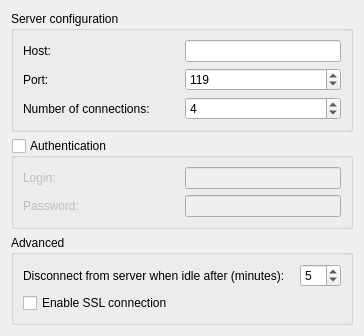
Before: the Qt Designer form src/preferences/preferencesserver.ui in KDE/kwooty, drawn with Qt 5.
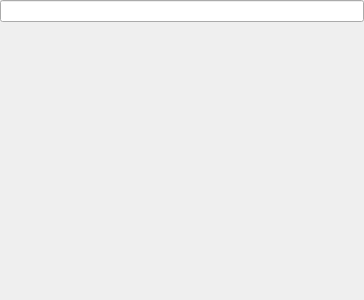
After: the same form once the commit is applied.

Commit message: multi-server implementation (WIP)

What changed in the file:
```diff
--- a/src/preferences/preferencesserver.ui
+++ b/src/preferences/preferencesserver.ui
@@ -7,204 +7,19 @@
     <x>0</x>
     <y>0</y>
     <width>364</width>
-    <height>330</height>
+    <height>300</height>
    </rect>
   </property>
   <layout class="QVBoxLayout" name="verticalLayout">
+   <property name="margin">
+    <number>0</number>
+   </property>
    <item>
-    <widget class="QGroupBox" name="groupBoxConfig">
-     <property name="title">
-      <string>Server configuration</string>
-     </property>
-     <layout class="QGridLayout" name="gridLayoutPreferences">
-      <item row="0" column="0">
-       <widget class="QLabel" name="labelHost">
-        <property name="text">
-         <string>Host:</string>
-        </property>
-       </widget>
-      </item>
-      <item row="0" column="1">
-       <widget class="QLineEdit" name="kcfg_hostName">
-        <property name="sizePolicy">
-         <sizepolicy hsizetype="Minimum" vsizetype="Fixed">
-          <horstretch>0</horstretch>
-          <verstretch>0</verstretch>
-         </sizepolicy>
-        </property>
-        <property name="toolTip">
-         <string>Set host address</string>
-        </property>
-       </widget>
-      </item>
-      <item row="1" column="0">
-       <widget class="QLabel" name="labelPort">
-        <property name="text">
-         <string>Port:</string>
-        </property>
-       </widget>
-      </item>
-      <item row="1" column="1">
-       <widget class="QSpinBox" name="kcfg_port">
-        <property name="toolTip">
-         <string>Set connection port</string>
-        </property>
-        <property name="minimum">
-         <number>1</number>
-        </property>
-        <property name="maximum">
-         <number>65535</number>
-        </property>
-        <property name="value">
-         <number>119</number>
-        </property>
-       </widget>
-      </item>
-      <item row="2" column="0">
-       <widget class="QLabel" name="labelConnections">
-        <property name="text">
-         <string>Number of connections:</string>
-        </property>
-       </widget>
-      </item>
-      <item row="2" column="1">
-       <widget class="QSpinBox" name="kcfg_connectionNumber">
-        <property name="toolTip">
-         <string>Set the number of simultaneous connections to the nntp server</string>
-        </property>
-        <property name="minimum">
-         <number>1</number>
-        </property>
-        <property name="maximum">
-         <number>100</number>
-        </property>
-        <property name="value">
-         <number>4</number>
-        </property>
-       </widget>
-      </item>
-     </layout>
-    </widget>
-   </item>
-   <item>
-    <widget class="QGroupBox" name="kcfg_groupBoxAuthentication">
-     <property name="toolTip">
-      <string>Set login and password if authentication is required by host</string>
-     </property>
-     <property name="title">
-      <string>Authentication</string>
-     </property>
-     <property name="checkable">
-      <bool>true</bool>
-     </property>
-     <property name="checked">
-      <bool>false</bool>
-     </property>
-     <layout class="QGridLayout" name="gridLayout_1">
-      <item row="0" column="0">
-       <widget class="QLabel" name="labelLogin">
-        <property name="text">
-         <string>Login:</string>
-        </property>
-       </widget>
-      </item>
-      <item row="0" column="1">
-       <widget class="QLineEdit" name="kcfg_login">
-        <property name="sizePolicy">
-         <sizepolicy hsizetype="Minimum" vsizetype="Fixed">
-          <horstretch>0</horstretch>
-          <verstretch>0</verstretch>
-         </sizepolicy>
-        </property>
-        <property name="toolTip">
-         <string>Set login required by host</string>
-        </property>
-       </widget>
-      </item>
-      <item row="1" column="0">
-       <widget class="QLabel" name="labelPassword">
-        <property name="text">
-         <string>Password:</string>
-        </property>
-       </widget>
-      </item>
-      <item row="1" column="1">
-       <widget class="QLineEdit" name="kcfg_password">
-        <property name="sizePolicy">
-         <sizepolicy hsizetype="Minimum" vsizetype="Fixed">
-          <horstretch>0</horstretch>
-          <verstretch>0</verstretch>
-         </sizepolicy>
-        </property>
-        <property name="toolTip">
-         <string>Set password required by host</string>
-        </property>
-        <property name="echoMode">
-         <enum>QLineEdit::PasswordEchoOnEdit</enum>
-        </property>
-       </widget>
-      </item>
-     </layout>
-    </widget>
-   </item>
-   <item>
-    <widget class="QGroupBox" name="groupBoxAdvanced">
-     <property name="title">
-      <string>Advanced</string>
-     </property>
-     <layout class="QGridLayout" name="gridLayout_2">
-      <item row="0" column="0">
-       <layout class="QHBoxLayout" name="horizontalLayout">
-        <item>
-         <widget class="QLabel" name="labelDisconnect">
-          <property name="sizePolicy">
-           <sizepolicy hsizetype="Minimum" vsizetype="Preferred">
-            <horstretch>0</horstretch>
-            <verstretch>0</verstretch>
-           </sizepolicy>
-          </property>
-          <property name="text">
-           <string>Disconnect from server when idle after (minutes):</string>
-          </property>
-         </widget>
-        </item>
-        <item>
-         <spacer name="horizontalSpacer">
-          <property name="orientation">
-           <enum>Qt::Horizontal</enum>
-          </property>
-          <property name="sizeHint" stdset="0">
-           <size>
-            <width>40</width>
-            <height>20</height>
-           </size>
-          </property>
-         </spacer>
-        </item>
-        <item>
-         <widget class="QSpinBox" name="kcfg_disconnectTimeout">
-          <property name="toolTip">
-           <string>Disconnect from host after a period of inactivity</string>
-          </property>
-          <property name="value">
-           <number>5</number>
-          </property>
-         </widget>
-        </item>
-       </layout>
-      </item>
-      <item row="1" column="0">
-       <widget class="QCheckBox" name="kcfg_enableSSL">
-        <property name="toolTip">
-         <string>Enable encrypted connection</string>
-        </property>
-        <property name="text">
-         <string>Enable SSL connection</string>
-        </property>
-       </widget>
-      </item>
-     </layout>
-    </widget>
+    <layout class="QHBoxLayout" name="horizontalLayout">
+     <item>
+      <widget class="QLineEdit" name="kcfg_serverChangesNotify"/>
+     </item>
+    </layout>
    </item>
    <item>
     <spacer name="verticalSpacer">
```
The commit also changes 28 other files.
